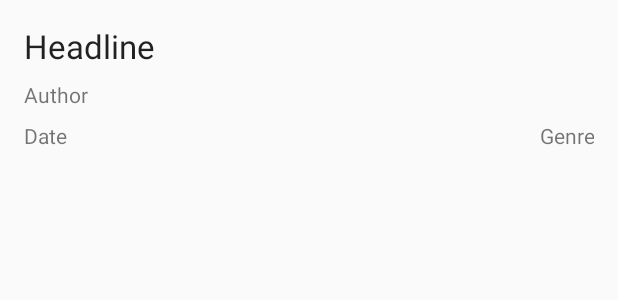
After one commit to kartik-soni/Around-the-World, an Android app: the layout list_item.xml on its own in the app's theme, with its tools: preview values and no code run, on a phone screen of 412 x 824 dp. The commit adds this screen. Shown: the top 300 px of the screen. Run offline under Robolectric (Android 15) with nearby library versions, the phone set to English and light mode, and no system bars.

Commit message:
Array list created, Layout created and color code changed and network permissions added

```diff
--- a/app/src/main/AndroidManifest.xml
+++ b/app/src/main/AndroidManifest.xml
@@ -1,6 +1,8 @@
 <?xml version="1.0" encoding="utf-8"?>
 <manifest xmlns:android="http://schemas.android.com/apk/res/android"
     package="com.example.kartik.newsapp">
+    <uses-permission android:name="android.permission.INTERNET" />
+    <uses-permission android:name="android.permission.ACCESS_NETWORK_STATE" />
 
     <application
         android:allowBackup="true"
--- a/app/src/main/res/layout/activity_main.xml
+++ b/app/src/main/res/layout/activity_main.xml
@@ -1,18 +1,21 @@
 <?xml version="1.0" encoding="utf-8"?>
-<android.support.constraint.ConstraintLayout xmlns:android="http://schemas.android.com/apk/res/android"
-    xmlns:app="http://schemas.android.com/apk/res-auto"
+<RelativeLayout xmlns:android="http://schemas.android.com/apk/res/android"
     xmlns:tools="http://schemas.android.com/tools"
     android:layout_width="match_parent"
     android:layout_height="match_parent"
     tools:context="com.example.kartik.newsapp.MainActivity">
 
-    <TextView
-        android:layout_width="wrap_content"
-        android:layout_height="wrap_content"
-        android:text="Hello World!"
-        app:layout_constraintBottom_toBottomOf="parent"
-        app:layout_constraintLeft_toLeftOf="parent"
-        app:layout_constraintRight_toRightOf="parent"
-        app:layout_constraintTop_toTopOf="parent" />
+    <android.support.v4.widget.SwipeRefreshLayout
+        xmlns:android="http://schemas.android.com/apk/res/android"
+        android:id="@+id/refresh"
+        android:layout_width="match_parent"
+        android:layout_height="match_parent">
 
-</android.support.constraint.ConstraintLayout>
+        <ListView
+            android:id="@+id/list_view"
+            android:layout_width="match_parent"
+            android:layout_height="match_parent">
+
+        </ListView>
+    </android.support.v4.widget.SwipeRefreshLayout>
+</RelativeLayout>
--- /dev/null
+++ b/app/src/main/res/layout/list_item.xml
@@ -0,0 +1,44 @@
+<?xml version="1.0" encoding="utf-8"?>
+<LinearLayout xmlns:android="http://schemas.android.com/apk/res/android"
+    xmlns:tools="http://schemas.android.com/tools"
+    android:orientation="vertical"
+    android:layout_width="match_parent"
+    android:layout_height="match_parent">
+
+    <TextView
+        android:id="@+id/title"
+        android:layout_width="match_parent"
+        android:layout_height="wrap_content"
+        tools:text="Headline"
+        style="@style/title"/>
+
+    <TextView
+        android:id="@+id/author"
+        tools:text="Author"
+        android:layout_width="match_parent"
+        android:layout_height="wrap_content"
+        style="@style/author" />
+
+    <LinearLayout
+        android:layout_width="match_parent"
+        android:layout_height="wrap_content"
+        android:orientation="horizontal">
+
+        <TextView
+            android:id="@+id/date"
+            tools:text="Date"
+            android:layout_width="0dp"
+            android:layout_height="wrap_content"
+            android:layout_weight="1"
+            style="@style/date"/>
+
+        <TextView
+            android:id="@+id/section"
+            tools:text="Genre"
+            android:layout_width="0dp"
+            android:layout_height="wrap_content"
+            android:layout_weight="1"
+            style="@style/section"/>
+    </LinearLayout>
+
+</LinearLayout>
--- a/app/src/main/res/values/colors.xml
+++ b/app/src/main/res/values/colors.xml
@@ -1,6 +1,6 @@
 <?xml version="1.0" encoding="utf-8"?>
 <resources>
-    <color name="colorPrimary">#3F51B5</color>
-    <color name="colorPrimaryDark">#303F9F</color>
-    <color name="colorAccent">#FF4081</color>
+    <color name="colorPrimary">#5ec638</color>
+    <color name="colorPrimaryDark">#4b9e1e</color>
+    <color name="colorAccent">#c6a238</color>
 </resources>
--- a/app/src/main/res/values/strings.xml
+++ b/app/src/main/res/values/strings.xml
@@ -1,3 +1,3 @@
 <resources>
-    <string name="app_name">News App</string>
+    <string name="app_name">News</string>
 </resources>
--- a/app/src/main/res/values/styles.xml
+++ b/app/src/main/res/values/styles.xml
@@ -7,5 +7,28 @@
         <item name="colorPrimaryDark">@color/colorPrimaryDark</item>
         <item name="colorAccent">@color/colorAccent</item>
     </style>
+    <style name="title" parent="Base.TextAppearance.AppCompat.Large">
+        <item name="android:layout_marginBottom">8dp</item>
+        <item name="android:layout_marginTop">16dp</item>
+        <item name="android:layout_marginLeft">16dp</item>
+        <item name="android:layout_marginRight">16dp</item>
 
+    </style>
+
+    <style name="author" parent="Base.TextAppearance.AppCompat.Small">
+        <item name="android:layout_marginBottom">8dp</item>
+        <item name="android:layout_marginLeft">16dp</item>
+        <item name="android:layout_marginRight">16dp</item>
+    </style>
+
+    <style name="date" parent="Base.TextAppearance.AppCompat.Small">
+        <item name="android:layout_marginBottom">8dp</item>
+        <item name="android:layout_marginLeft">16dp</item>
+    </style>
+
+    <style name="section" parent="Base.TextAppearance.AppCompat.Small">
+        <item name="android:gravity">right</item>
+        <item name="android:layout_marginBottom">8dp</item>
+        <item name="android:layout_marginRight">16dp</item>
+    </style>
 </resources>
```
